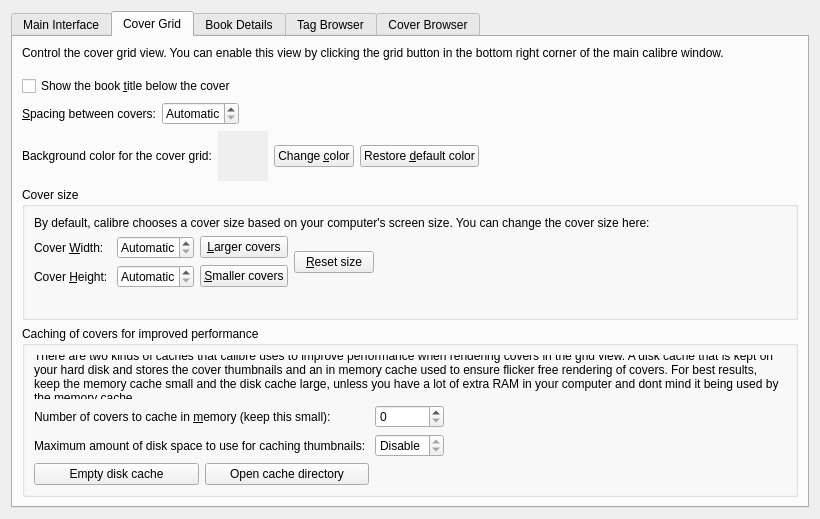
This is src/calibre/gui2/preferences/look_feel.ui in kovidgoyal/calibre as Qt 5 draws it before an edit. The edited form follows.
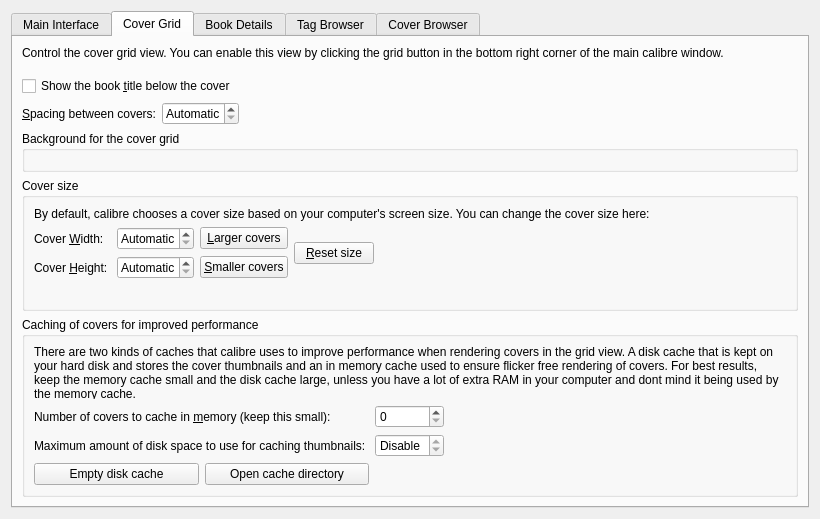
This is the edited form. The open tabs and pages were chosen to show the change. Icons and pictures are not drawn. Custom widgets are drawn as their Qt base class.

What changed in the file:
```diff
--- a/src/calibre/gui2/preferences/look_feel.ui
+++ b/src/calibre/gui2/preferences/look_feel.ui
@@ -312,61 +312,12 @@
         </layout>
        </item>
        <item>
-        <layout class="QHBoxLayout" name="horizontalLayout_2">
-         <item>
-          <widget class="QLabel" name="label_14">
-           <property name="text">
-            <string>Background color for the cover grid:</string>
-           </property>
-           <property name="buddy">
-            <cstring>cover_grid_color_button</cstring>
-           </property>
-          </widget>
-         </item>
-         <item>
-          <widget class="QLabel" name="cover_grid_color_label">
-           <property name="minimumSize">
-            <size>
-             <width>50</width>
-             <height>50</height>
-            </size>
-           </property>
-           <property name="autoFillBackground">
-            <bool>true</bool>
-           </property>
-           <property name="text">
-            <string/>
-           </property>
-          </widget>
-         </item>
-         <item>
-          <widget class="QPushButton" name="cover_grid_color_button">
-           <property name="text">
-            <string>Change &amp;color</string>
-           </property>
-          </widget>
-         </item>
-         <item>
-          <widget class="QPushButton" name="cover_grid_default_color_button">
-           <property name="text">
-            <string>Restore &amp;default color</string>
-           </property>
-          </widget>
-         </item>
-         <item>
-          <spacer name="horizontalSpacer_2">
-           <property name="orientation">
-            <enum>Qt::Horizontal</enum>
-           </property>
-           <property name="sizeHint" stdset="0">
-            <size>
-             <width>40</width>
-             <height>20</height>
-            </size>
-           </property>
-          </spacer>
-         </item>
-        </layout>
+        <widget class="QGroupBox" name="cg_background_box">
+         <property name="title">
+          <string>Background for the cover grid</string>
+         </property>
+         <layout class="QGridLayout" name="gridLayout_5"/>
+        </widget>
        </item>
        <item>
         <widget class="QGroupBox" name="groupBox_4">
```
